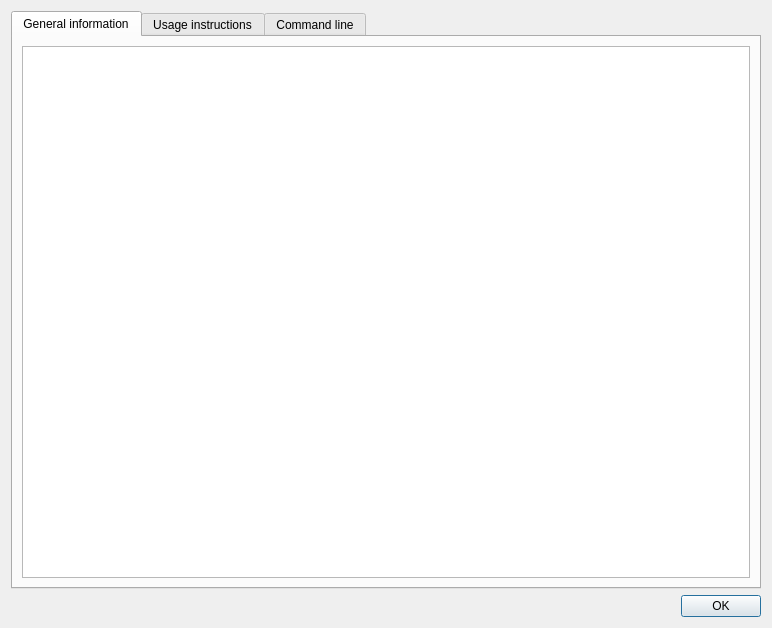
This is gns3/ui/node_info_dialog.ui in GNS3/gns3-gui as Qt 5 draws it before an edit. The edited form follows.
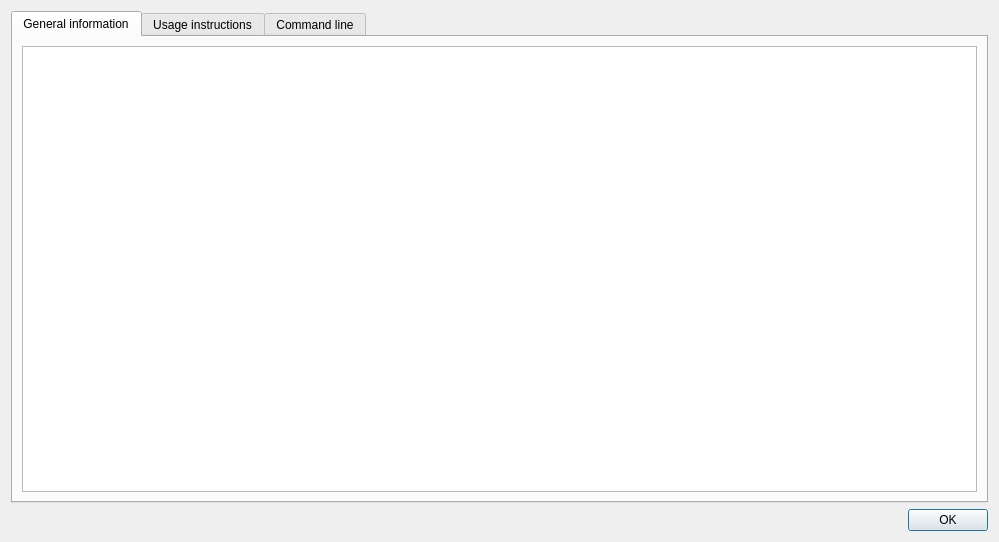
This is the edited form.

```diff
--- a/gns3/ui/node_info_dialog.ui
+++ b/gns3/ui/node_info_dialog.ui
@@ -6,8 +6,8 @@
    <rect>
     <x>0</x>
     <y>0</y>
-    <width>772</width>
-    <height>628</height>
+    <width>999</width>
+    <height>542</height>
    </rect>
   </property>
   <property name="windowTitle">
```
